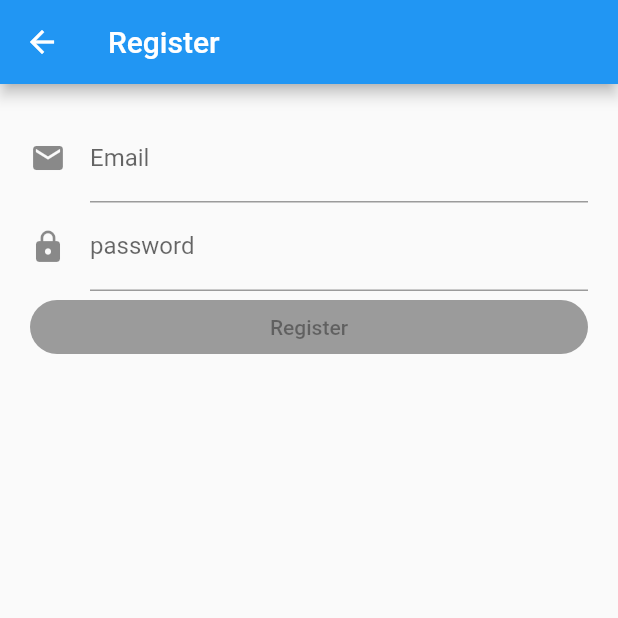
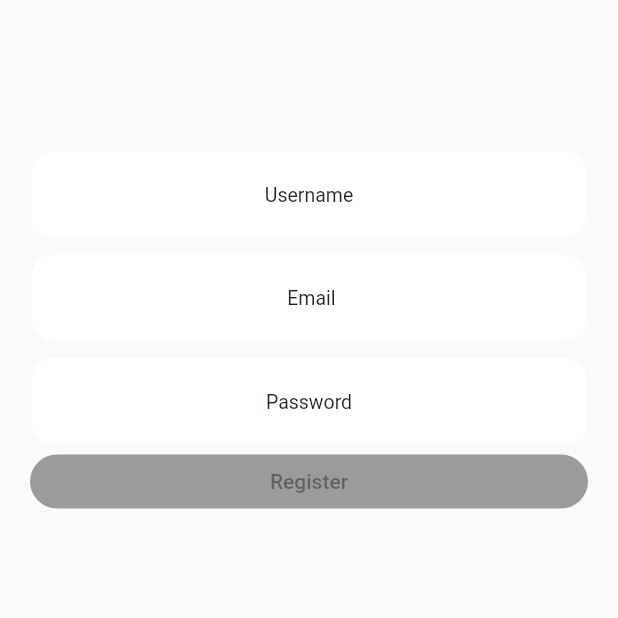
Before and after one commit to RiseUp9/expiry, a Flutter app: the screen it shows after launch, after a tap on "Create Account", on a phone screen of 412 x 824 dp, the top half of it. Run offline on Flutter 3.47's test engine with Material 2 defaults, Android fonts, the phone set to English and light mode, and no system bars; our stand-ins replace bloc, cloud_firestore, equatable, firebase_auth, flutter_bloc, google_sign_in and 2 more; missing offline and left inert: flutter_auth_buttons; accounts and stored records are empty.

Commit message:
ADD username Login

```diff
--- a/lib/src/bloc/authentication_bloc/database.dart
+++ /dev/null
@@ -1,7 +0,0 @@
-import 'package:cloud_firestore/cloud_firestore.dart';
-
-class DatabaseService{
-  //collection
-  final CollectionReference userCollection = Firestore.instance.collection('users');
-
-}
--- a/lib/src/bloc/register_bloc/register_bloc.dart
+++ b/lib/src/bloc/register_bloc/register_bloc.dart
@@ -8,10 +8,9 @@ import 'package:rxdart/rxdart.dart';
 import 'package:cloud_firestore/cloud_firestore.dart';
 
 
-
 class RegisterBloc extends Bloc<RegisterEvent, RegisterState> {
   final UserRepository _userRepository;
-
+  String miUsername = "";
   final firestoreIntance = Firestore.instance;
 
   RegisterBloc({@required UserRepository userRepository})
@@ -27,10 +26,10 @@ class RegisterBloc extends Bloc<RegisterEvent, RegisterState> {
       TransitionFunction<RegisterEvent, RegisterState> transitionFn,
       ) {
     final nonDebounceStream = events.where((event) {
-      return (event is! EmailChanged && event is! PasswordChanged);
+      return (event is! EmailChanged && event is! PasswordChanged && event is! UsernameChanged);
     });
     final debounceStream = events.where((event) {
-      return (event is EmailChanged || event is PasswordChanged);
+      return (event is EmailChanged || event is PasswordChanged || event is UsernameChanged);
     }).debounceTime(Duration(milliseconds: 300));
     return super.transformEvents(
       nonDebounceStream.mergeWith([debounceStream]),
@@ -51,10 +50,19 @@ class RegisterBloc extends Bloc<RegisterEvent, RegisterState> {
     if (event is PasswordChanged) {
       yield* _mapPasswordChangedToState(event.password);
     }
+    if (event is UsernameChanged) {
+      yield* _mapUsernameChangedToState(event.username);
+    }
     // Si el evento es Submitted
     if (event is Submitted) {
-      yield* _mapFormSubmittedToState(event.email, event.password);
+      yield* _mapFormSubmittedToState(event.email, event.password, event.username);
     }
+  }
+
+  Stream<RegisterState>_mapUsernameChangedToState(String username) async*{
+    yield state.update(
+      isUsernameValid: Validators.isValidUsername(username)
+    );
   }
 
   Stream<RegisterState> _mapEmailChangedToState(String email) async*{
@@ -70,12 +78,17 @@ class RegisterBloc extends Bloc<RegisterEvent, RegisterState> {
   }
 
   Stream<RegisterState> _mapFormSubmittedToState(
-      String email, String password
+      String email, String password, String username
       ) async*{
     yield RegisterState.loading();
     try {
       await _userRepository.signUp(email, password);
+      print("---------------------");
+      print(username);
+      print("--------------------");
+      miUsername = username;
       yield RegisterState.success();
+
   // mandar llamar la funcion para registrar en la base de datos.
       _seRegistro();
     } catch (_) {
@@ -97,9 +110,11 @@ class RegisterBloc extends Bloc<RegisterEvent, RegisterState> {
 
   void _seRegistro() async {
     var usuarioFirebase = await FirebaseAuth.instance.currentUser();
+
     firestoreIntance.collection("users").document(usuarioFirebase.uid).setData(
       {
-        "email" : usuarioFirebase.email
+        "email" : usuarioFirebase.email,
+        "username" : miUsername
       }
   ).then((_){
     print("exito!!!");
--- a/lib/src/bloc/register_bloc/register_event.dart
+++ b/lib/src/bloc/register_bloc/register_event.dart
@@ -32,15 +32,32 @@ class PasswordChanged extends RegisterEvent{
 
 }
 
+class UsernameChanged extends RegisterEvent{
+  final String username;
+
+  UsernameChanged({@required this.username});
+
+  @override
+  List<Object> get props => [username];
+
+  @override
+ String toString() => 'UsernameChanged{username : $username}';
+
+
+
+
+}
+
 class Submitted extends RegisterEvent{
   final String email;
   final String password;
+  final String username;
 
-  Submitted({@required this.email, @required this.password});
+  Submitted({@required this.email, @required this.password, @required this.username});
 
   @override
-  List<Object> get props => [email, password];
+  List<Object> get props => [email, password, username];
 
   @override
-  String toString() => 'Submitted {email: $email, password: $password}';
+  String toString() => 'Submitted {email: $email, password: $password, username: $username}';
 }
--- a/lib/src/bloc/register_bloc/register_state.dart
+++ b/lib/src/bloc/register_bloc/register_state.dart
@@ -3,15 +3,17 @@ import 'package:meta/meta.dart';
 class RegisterState{
   final bool isEmailValid;
   final bool isPasswordValid;
+  final bool isUsernameValid;
   final bool isSubmitting;
   final bool isSuccess;
   final bool isFailure;
 
-  bool get isFormValid => isEmailValid && isPasswordValid;
+  bool get isFormValid => isEmailValid && isPasswordValid && isUsernameValid;
 
   RegisterState({
     @required this.isEmailValid,
     @required this.isPasswordValid,
+    @required this.isUsernameValid,
     @required this.isSubmitting,
     @required this.isSuccess,
     @required this.isFailure
@@ -23,6 +25,7 @@ class RegisterState{
     return RegisterState(
         isEmailValid: true,
         isPasswordValid: true,
+        isUsernameValid: true,
         isSubmitting: false,
         isSuccess: false,
         isFailure: false
@@ -33,6 +36,7 @@ class RegisterState{
     return RegisterState(
         isEmailValid: true,
         isPasswordValid: true,
+        isUsernameValid: true,
         isSubmitting: true,
         isSuccess: false,
         isFailure: false
@@ -44,6 +48,7 @@ class RegisterState{
     return RegisterState(
         isEmailValid: true,
         isPasswordValid: true,
+        isUsernameValid: true,
         isSubmitting: false,
         isSuccess: false,
         isFailure: true
@@ -54,6 +59,7 @@ class RegisterState{
     return RegisterState(
         isEmailValid: true,
         isPasswordValid: true,
+        isUsernameValid: true,
         isSubmitting: false,
         isSuccess: true,
         isFailure: false
@@ -64,6 +70,7 @@ class RegisterState{
   RegisterState copyWith({
     bool isEmailValid,
     bool isPasswordValid,
+    bool isUsernameValid,
     bool isSubmitting,
     bool isSucess,
     bool isFailure
@@ -71,6 +78,7 @@ class RegisterState{
     return RegisterState(
         isEmailValid: isEmailValid ?? this.isEmailValid,
         isPasswordValid: isPasswordValid ?? this.isPasswordValid,
+        isUsernameValid: isUsernameValid ?? this.isUsernameValid,
         isSubmitting: isSubmitting ?? this.isSubmitting,
         isSuccess: isSucess ?? this.isSuccess,
         isFailure: isFailure ?? this.isFailure
@@ -79,11 +87,13 @@ class RegisterState{
 
   RegisterState update({
     bool isEmailValid,
-    bool isPasswordValid
+    bool isPasswordValid,
+    bool isUsernameValid
   }){
     return copyWith(
         isEmailValid: isEmailValid,
         isPasswordValid: isPasswordValid,
+        isUsernameValid: isUsernameValid,
         isSubmitting: false,
         isSucess: false,
         isFailure: false
@@ -95,6 +105,7 @@ class RegisterState{
     return ''' RegisterState{
       isEmailValid: $isEmailValid,
       isPasswordValid: $isPasswordValid,
+      isUsernameValid: $isUsernameValid,
       isSubmitting: $isSubmitting,
       isSuccess: $isSuccess,
       isFailure: $isFailure
--- a/lib/src/ui/google_login_button.dart
+++ b/lib/src/ui/google_login_button.dart
@@ -25,6 +25,7 @@ class GoogleLoginButton extends StatelessWidget {
             LoginWhitGooglePressed()
         );
       },
+        borderRadius: 8.0
     );
   }
 }
--- a/lib/src/ui/login_button.dart
+++ b/lib/src/ui/login_button.dart
@@ -6,13 +6,11 @@ class LoginButton extends StatelessWidget{
   LoginButton({Key key, VoidCallback onPressed})
   : _onPressed = onPressed,
   super(key : key);
-
-
   Widget build(BuildContext context) {
     return RaisedButton(
-      shape: RoundedRectangleBorder(
-        borderRadius: BorderRadius.circular(30.0),
-      ),
+        shape: RoundedRectangleBorder(
+          borderRadius: BorderRadius.circular(9.0),
+        ),
       onPressed: _onPressed,
       child: Text('Login'),
     );
--- a/lib/src/ui/register_form.dart
+++ b/lib/src/ui/register_form.dart
@@ -11,9 +11,13 @@ class RegisterForm extends StatefulWidget {
 }
 
 class _RegisterFormState extends State<RegisterForm> {
-  // Dos variables
+  // Dos variable
+
+  String username;
+
   final TextEditingController _emailController = TextEditingController();
   final TextEditingController _passwordController = TextEditingController();
+  final TextEditingController _usernameController = TextEditingController();
 
   RegisterBloc _registerBloc;
 
@@ -30,6 +34,7 @@ class _RegisterFormState extends State<RegisterForm> {
     _registerBloc = BlocProvider.of<RegisterBloc>(context);
     _emailController.addListener(_onEmailChanged);
     _passwordController.addListener(_onPasswordChanged);
+    _usernameController.addListener(_onUsernameChanged);
   }
 
 
@@ -37,6 +42,7 @@ class _RegisterFormState extends State<RegisterForm> {
   void dispose() {
     _emailController.dispose();
     _passwordController.dispose();
+    _usernameController.dispose();
     super.dispose();
   }
 
@@ -92,26 +98,88 @@ class _RegisterFormState extends State<RegisterForm> {
             child: Form(
               child: ListView(
                 children: <Widget>[
+                  Padding(padding:EdgeInsets.symmetric(vertical:40),
+                  ),
+                  //textName
+                  new SizedBox(
+                      child:TextFormField(
+                        textAlign: TextAlign.center,
+                        controller: _usernameController,
+                        decoration: InputDecoration(
+                            enabledBorder: OutlineInputBorder(
+                              borderSide: BorderSide(color: Color(0xfffafafa)),
+                              borderRadius: BorderRadius.all(Radius.circular(15.0)),
+                            ),
+                            focusedBorder: OutlineInputBorder(
+                              borderSide: BorderSide(color: Color(0xfffafafa)),
+                              borderRadius: BorderRadius.all(Radius.circular(15.0)),
+                            ),
+                            fillColor: Color(0xFFFFFFFF),
+                            filled: true,
+                            hintText: "Username",
+                            hintStyle: TextStyle(fontSize: 13, color: Color(0xFF1F252E), height: 1.0)
+                        ),
+                        maxLines: 1,
+                        minLines: 1,
+                        keyboardType: TextInputType.text,
+                        autocorrect: false,
+                        autovalidate: true,
+                        validator: (_){
+                          return !state.isUsernameValid ? 'Invalid username' : null;
+                        },
+                      )
+                  ),
+                  Padding(padding:EdgeInsets.symmetric(vertical: 5),
+                  ),
                   //textEmail
-                  TextFormField(
+                  new SizedBox(
+                      child:TextFormField(
+                        textAlign: TextAlign.center,
                         controller: _emailController,
                         decoration: InputDecoration(
-                      icon: Icon(Icons.email),
-                      labelText: 'Email',
+                            enabledBorder: OutlineInputBorder(
+                              borderSide: BorderSide(color: Color(0xfffafafa)),
+                              borderRadius: BorderRadius.all(Radius.circular(15.0)),
                             ),
+                          focusedBorder: OutlineInputBorder(
+                            borderSide: BorderSide(color: Color(0xfffafafa)),
+                            borderRadius: BorderRadius.all(Radius.circular(15.0)),
+                          ),
+                            fillColor: Color(0xFFFFFFFF),
+                            filled: true,
+                            hintText: " Email",
+                            hintStyle: TextStyle(fontSize: 13, color: Color(0xFF1F252E), height: 1.0)
+                        ),
+                        maxLines: 1,
+                        minLines: 1,
                         keyboardType: TextInputType.emailAddress,
                         autocorrect: false,
                         autovalidate: true,
                         validator: (_){
                           return !state.isEmailValid ? 'Invalid Email' : null;
                         },
+                      )
                   ),
                   //textPassword
-                  TextFormField(
+                  Padding(padding:EdgeInsets.symmetric(vertical: 5),
+                  ),
+                 new SizedBox(
+                   child: TextFormField(
+                     textAlign: TextAlign.center,
                      controller: _passwordController,
                      decoration: InputDecoration(
-                      icon: Icon(Icons.lock),
-                      labelText: 'password'
+                       enabledBorder: OutlineInputBorder(
+                         borderSide: BorderSide(color: Color(0xfffafafa)),
+                         borderRadius: BorderRadius.all(Radius.circular(15.0)),
+                       ),
+                       focusedBorder: OutlineInputBorder(
+                       borderSide: BorderSide(color: Color(0xfffafafa)),
+                       borderRadius: BorderRadius.all(Radius.circular(15.0)),
+                       ),
+                       fillColor: Color(0xFFFFFFFF),
+                       filled: true,
+                       hintText: "Password",
+                         hintStyle: TextStyle(fontSize: 13, color: Color(0xFF1F252E), height: 1.0)
                      ),
                      obscureText: true,
                      autocorrect: false,
@@ -119,6 +187,7 @@ class _RegisterFormState extends State<RegisterForm> {
                      validator:(_){
                        return !state.isPasswordValid ? 'Invalid password' : null;
                      },
+                   ),
                  ),
                   //button
                   RegisterButton(
@@ -130,7 +199,6 @@ class _RegisterFormState extends State<RegisterForm> {
               ),
             ),
           );
-
         }
       ),
     );
@@ -140,9 +208,12 @@ class _RegisterFormState extends State<RegisterForm> {
     _registerBloc.add(
         Submitted(
             email: _emailController.text,
-            password: _passwordController.text
+            password: _passwordController.text,
+            username: _usernameController.text
         )
     );
+
+
   }
   void _onEmailChanged() {
     _registerBloc.add(
@@ -155,4 +226,9 @@ class _RegisterFormState extends State<RegisterForm> {
         PasswordChanged(password: _passwordController.text)
     );
   }
+  void _onUsernameChanged(){
+    _registerBloc.add(
+        UsernameChanged(username: _usernameController.text)
+    );
   }
+}
--- a/lib/src/ui/register_screen.dart
+++ b/lib/src/ui/register_screen.dart
@@ -16,7 +16,6 @@ class RegisterScreen extends StatelessWidget{
   @override
   Widget build(BuildContext context) {
     return Scaffold(
-      appBar: AppBar(title: Text('Register'),),
       body: Center(
         child: BlocProvider<RegisterBloc>(
           create: (context) => RegisterBloc(userRepository: _userRepository),
--- a/lib/src/util/validators.dart
+++ b/lib/src/util/validators.dart
@@ -10,7 +10,17 @@ class Validators{
     r'^(?=.*[A-Za-z])(?=.*\d)[A-Za-z\d]{6,}$',
   );
 
+
+  //username
+  static final RegExp _usernameRegExp =  RegExp(
+    r'^[a-zA-Z0-9]+$',
+  );
+
   // 2 funciones:
+  //isUsername
+  static isValidUsername(String username){
+    return _usernameRegExp.hasMatch(username);
+  }
   // isValidEmail
   static isValidEmail(String email){
     return _emailRegExp.hasMatch(email);
```
Also changed, not shown: lib/main.dart (+65 -1 lines). Lines whose indentation alone changed are shown as unchanged.
